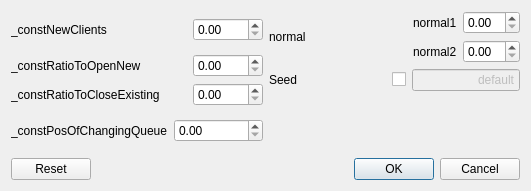
This is advanceddialog.ui in wgml/kolejki as Qt 5 draws it before an edit. The edited form follows.
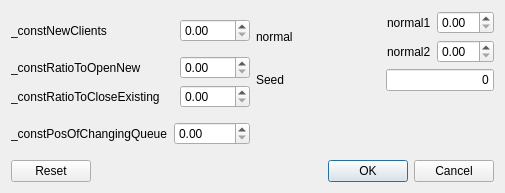
This is the edited form.

```diff
--- a/advanceddialog.ui
+++ b/advanceddialog.ui
@@ -6,8 +6,8 @@
    <rect>
     <x>0</x>
     <y>0</y>
-    <width>531</width>
-    <height>191</height>
+    <width>505</width>
+    <height>193</height>
    </rect>
   </property>
   <property name="windowTitle">
@@ -252,26 +252,16 @@
            </property>
           </spacer>
          </item>
-         <item>
-          <widget class="QCheckBox" name="checkBox">
-           <property name="layoutDirection">
-            <enum>Qt::RightToLeft</enum>
-           </property>
-           <property name="text">
-            <string/>
-           </property>
-          </widget>
-         </item>
          <item>
           <widget class="QLineEdit" name="seedValue">
            <property name="enabled">
-            <bool>false</bool>
+            <bool>true</bool>
            </property>
            <property name="layoutDirection">
             <enum>Qt::LeftToRight</enum>
            </property>
            <property name="text">
-            <string>default</string>
+            <string>0</string>
            </property>
            <property name="alignment">
             <set>Qt::AlignRight|Qt::AlignTrailing|Qt::AlignVCenter</set>
@@ -298,14 +288,38 @@
     </layout>
    </item>
    <item>
-    <widget class="QDialogButtonBox" name="buttonBox">
-     <property name="orientation">
-      <enum>Qt::Horizontal</enum>
-     </property>
-     <property name="standardButtons">
-      <set>QDialogButtonBox::Cancel|QDialogButtonBox::Ok|QDialogButtonBox::Reset</set>
-     </property>
-    </widget>
+    <layout class="QHBoxLayout" name="horizontalLayout_10">
+     <item>
+      <widget class="QPushButton" name="resetButton">
+       <property name="text">
+        <string>Reset</string>
+       </property>
+      </widget>
+     </item>
+     <item>
+      <spacer name="horizontalSpacer_5">
+       <property name="orientation">
+        <enum>Qt::Horizontal</enum>
+       </property>
+       <property name="sizeHint" stdset="0">
+        <size>
+         <width>40</width>
+         <height>20</height>
+        </size>
+       </property>
+      </spacer>
+     </item>
+     <item>
+      <widget class="QDialogButtonBox" name="buttonBox">
+       <property name="orientation">
+        <enum>Qt::Horizontal</enum>
+       </property>
+       <property name="standardButtons">
+        <set>QDialogButtonBox::Cancel|QDialogButtonBox::Ok</set>
+       </property>
+      </widget>
+     </item>
+    </layout>
    </item>
   </layout>
   <zorder>buttonBox</zorder>
```
Left out of the diff: 52 changed lines with no effect on the pictures.
